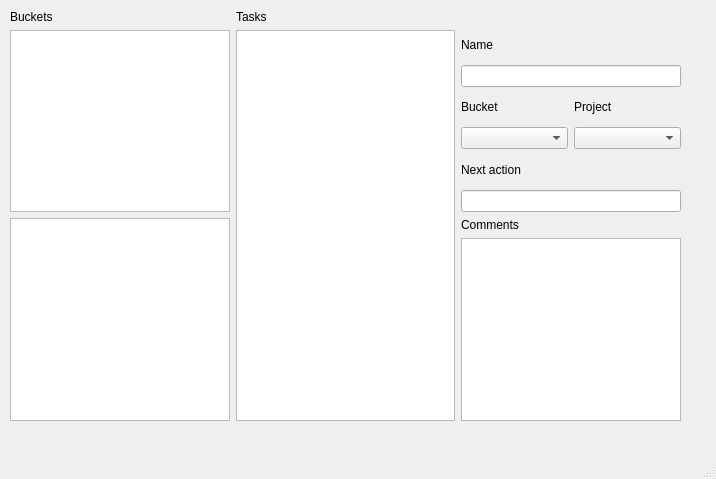
Old version of the form gui.ui in the repository marufas/get-it-done.
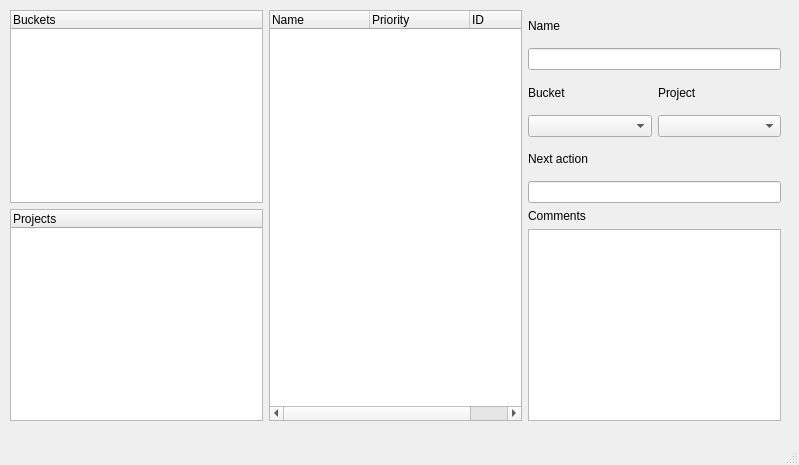
New version of the form.

```diff
--- a/gui.ui
+++ b/gui.ui
@@ -6,8 +6,8 @@
    <rect>
     <x>0</x>
     <y>0</y>
-    <width>716</width>
-    <height>479</height>
+    <width>799</width>
+    <height>465</height>
    </rect>
   </property>
   <property name="windowTitle">
@@ -19,22 +19,38 @@
      <rect>
       <x>10</x>
       <y>10</y>
-      <width>671</width>
+      <width>771</width>
       <height>411</height>
      </rect>
     </property>
     <layout class="QGridLayout" name="gridLayout">
-     <item row="1" column="4">
-      <layout class="QVBoxLayout" name="verticalLayout_2"/>
-     </item>
-     <item row="0" column="2">
-      <widget class="QLabel" name="labelTasks">
-       <property name="text">
-        <string>Tasks</string>
-       </property>
+     <item row="0" column="1">
+      <widget class="QTreeWidget" name="bucketTree">
+       <column>
+        <property name="text">
+         <string>Buckets</string>
+        </property>
+       </column>
       </widget>
      </item>
      <item row="1" column="3">
+      <layout class="QVBoxLayout" name="verticalLayout_3">
+       <item>
+        <widget class="QLabel" name="label_5">
+         <property name="text">
+          <string>Comments</string>
+         </property>
+        </widget>
+       </item>
+       <item>
+        <widget class="QTextEdit" name="textEdit"/>
+       </item>
+      </layout>
+     </item>
+     <item row="0" column="4">
+      <layout class="QVBoxLayout" name="verticalLayout_2"/>
+     </item>
+     <item row="0" column="3">
       <layout class="QGridLayout" name="gridLayout_2">
        <item row="6" column="1">
         <widget class="QLabel" name="label_3">
@@ -78,35 +94,33 @@
        </item>
       </layout>
      </item>
-     <item row="2" column="1">
-      <widget class="QTreeView" name="treeView"/>
-     </item>
-     <item row="1" column="2" rowspan="2">
-      <widget class="QListView" name="taskList"/>
-     </item>
      <item row="1" column="1">
-      <widget class="QTreeView" name="toDoList"/>
-     </item>
-     <item row="0" column="1">
-      <widget class="QLabel" name="labelBuckets">
-       <property name="text">
-        <string>Buckets</string>
-       </property>
+      <widget class="QTreeWidget" name="projectTree">
+       <column>
+        <property name="text">
+         <string>Projects</string>
+        </property>
+       </column>
       </widget>
      </item>
-     <item row="2" column="3">
-      <layout class="QVBoxLayout" name="verticalLayout_3">
-       <item>
-        <widget class="QLabel" name="label_5">
-         <property name="text">
-          <string>Comments</string>
-         </property>
-        </widget>
-       </item>
-       <item>
-        <widget class="QTextEdit" name="textEdit"/>
-       </item>
-      </layout>
+     <item row="0" column="2" rowspan="2">
+      <widget class="QTreeWidget" name="taskList">
+       <column>
+        <property name="text">
+         <string>Name</string>
+        </property>
+       </column>
+       <column>
+        <property name="text">
+         <string>Priority</string>
+        </property>
+       </column>
+       <column>
+        <property name="text">
+         <string>ID</string>
+        </property>
+       </column>
+      </widget>
      </item>
     </layout>
    </widget>
```
Left out of the diff: 18 changed lines with no effect on the pictures.
